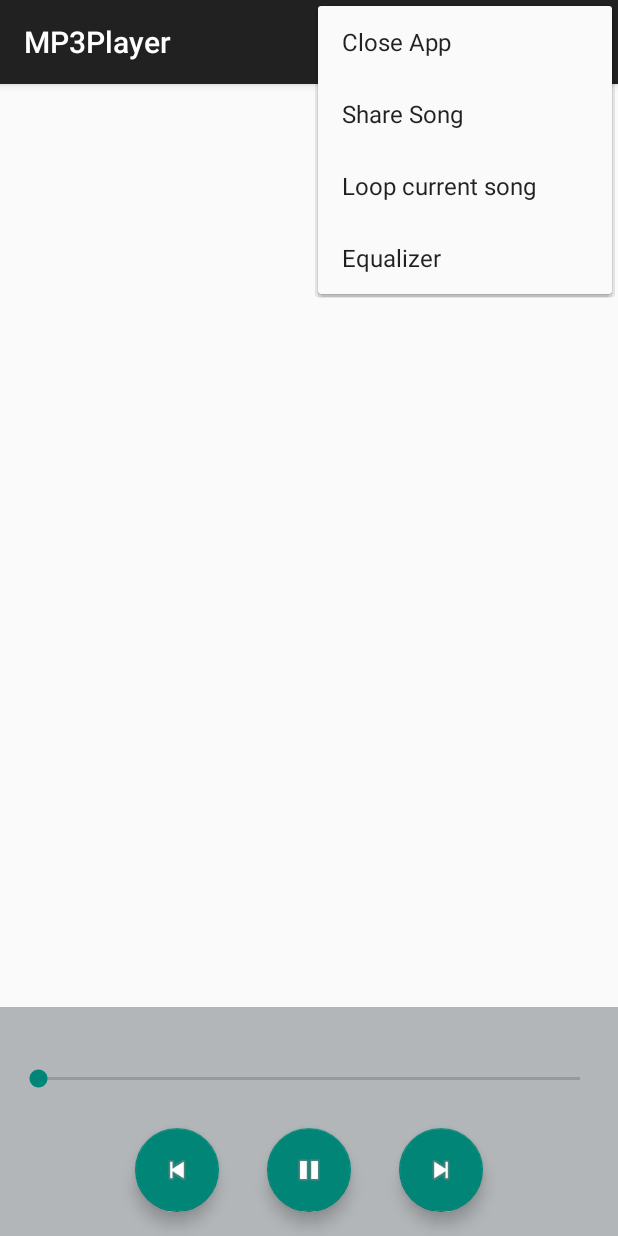
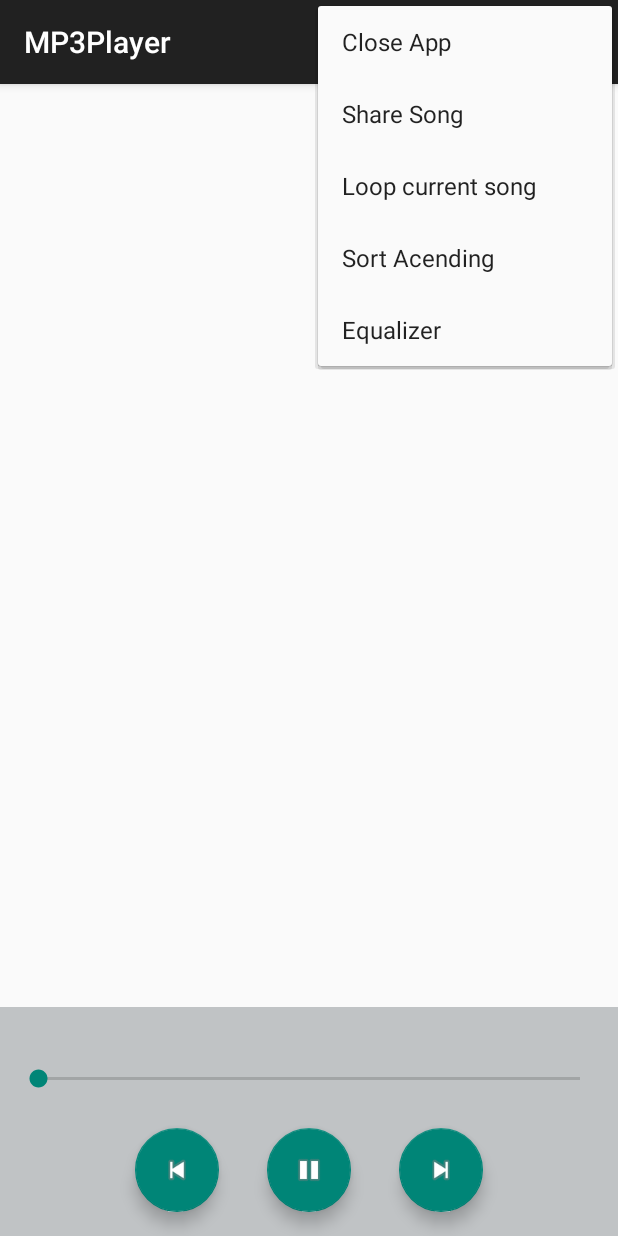
Before and after one commit to DanielHammerin/MP3Player-v22, an Android app: the screen it shows after launch (MP3Player), with the options menu open, on a phone screen of 412 x 824 dp. Run offline under Robolectric (Android 15) with nearby library versions, the phone set to English and light mode, and no system bars; 12 statements that could not run were skipped.

Commit message:
Fixed playlist referencing main "all songs" playlist index. Playlist next and prev now works Changed layout to have transparency in the play/pause, next/prev button bars. Looks dank. Added sortfunction for playlist in order of song name.
ToDo:
Fix addplaylist listview not highlighting multiple items. (Damn custom adapter).
Fix onLongClickListener in navmenu for options to change shit in the playlists.

```diff
--- a/app/src/main/java/dv606/mp3player/AddPlaylistActivity.java
+++ b/app/src/main/java/dv606/mp3player/AddPlaylistActivity.java
@@ -40,7 +40,11 @@ public class AddPlaylistActivity extends AppCompatActivity {
     private String playlistName;
     public static boolean isAdded;
     public EditText searchBar;
-
+    /*
+    public AddPlaylistActivity(ArrayList<Song> existingSongs) {
+        this.newPlaylistSongsArray = existingSongs;
+    }
+    */
 
     @Override
     protected void onCreate(Bundle savedInstance) {
--- a/app/src/main/java/dv606/mp3player/MP3Player.java
+++ b/app/src/main/java/dv606/mp3player/MP3Player.java
@@ -26,6 +26,7 @@ import android.support.v4.widget.DrawerLayout;
 import android.support.v7.app.AlertDialog;
 import android.support.v7.app.AppCompatActivity;
 import android.support.v7.internal.view.menu.MenuView;
+import android.view.LayoutInflater;
 import android.view.Menu;
 import android.view.MenuInflater;
 import android.view.MenuItem;
@@ -38,11 +39,14 @@ import android.widget.TextView;
 import android.widget.Toast;
 
 import com.google.gson.Gson;
+import com.google.gson.internal.bind.ReflectiveTypeAdapterFactory;
 import com.google.gson.reflect.TypeToken;
 
 import java.io.IOException;
 import java.lang.reflect.Type;
 import java.util.ArrayList;
+import java.util.Collections;
+import java.util.Comparator;
 import java.util.Locale;
 import java.util.concurrent.TimeUnit;
 
@@ -116,6 +120,7 @@ public class MP3Player extends AppCompatActivity
         listView = (ListView) findViewById(R.id.list_view);
         listView.setTextFilterEnabled(true);
         songs = songList();
+        setCurrentSongList(songs);
 
         adapter = new PlayListAdapter(this, this, songs);
 
@@ -141,7 +146,7 @@ public class MP3Player extends AppCompatActivity
                 //}
                 adapter.setCurrentSongPos(pos);
                 currentSongView = view;
-                musicservice.play(songs.get(pos));
+                musicservice.play(getCurrentSongList().get(pos));
                 view.setSelected(true);
                 playPauseButton.setImageDrawable(ResourcesCompat.getDrawable(getResources(), android.R.drawable.ic_media_pause, null));
                 //currentSongView.setBackgroundColor(Color.parseColor("#ff9966"));
@@ -158,21 +163,51 @@ public class MP3Player extends AppCompatActivity
                 updateSongList(navigationView.indexOfChild(v));
             }
         });
-
-        /*
+/*
+        /**
+         *  Loop for setting onLongClickListener on all navMenu items.
+         * /
         for (int i = 2; i < navigationMenu.size(); i++) {
-            MenuItem navMenuItem = navigationMenu.getItem(i);
+            //MenuItem navMenuItem = navigationMenu.getItem(i);
+            final View navMenuItem = new View((Context) navigationMenu.getItem(i));
             navMenuItem.setOnLongClickListener(new View.OnLongClickListener() {
                 @Override
                 public boolean onLongClick(View v) {
+                    final int viewId = i;
                     final AlertDialog.Builder builder = new AlertDialog.Builder(MP3Player.this);
                     //builder.setTitle("Pick a color");
-                    final CharSequence options[] = new CharSequence[] {"Add Songs", "Delete Playlist"};
+                    final CharSequence options[] = new CharSequence[] {"Add Songs", "Delete Playlist", "Rename Playlist"};
                     builder.setItems(options, new DialogInterface.OnClickListener() {
                         @Override
                         public void onClick(DialogInterface dialog, int which) {
                             if (which == 0) {
+                                Intent intent = new Intent(MP3Player.this, AddPlaylistActivity.class);
+                                startActivityForResult(intent, 3);
+                            }
+                            else if (which == 1){
 
+                            }
+                            else {
+                                final AlertDialog.Builder inputAlert = new AlertDialog.Builder(MP3Player.this);
+                                inputAlert.setTitle("Playlist Name:");
+                                //inputAlert.setMessage("We need your name to proceed");
+                                final EditText userInput = new EditText(MP3Player.this);
+                                inputAlert.setView(userInput);
+                                inputAlert.setPositiveButton("Ok", new DialogInterface.OnClickListener() {
+                                    @Override
+                                    public void onClick(DialogInterface dialog, int which) {
+                                        navMenuItem.inflate(MP3Player.this, viewId, null).setTe = userInput.getText().toString();
+                                        createPlaylist(playlistName, newPlaylistSongsArray);
+                                    }
+                                });
+                                inputAlert.setNegativeButton("Cancel", new DialogInterface.OnClickListener() {
+                                    @Override
+                                    public void onClick(DialogInterface dialog, int which) {
+                                        dialog.dismiss();
+                                    }
+                                });
+                                AlertDialog alertDialog = inputAlert.create();
+                                alertDialog.show();
                             }
                         }
                     });
@@ -181,21 +216,42 @@ public class MP3Player extends AppCompatActivity
                     return true;
                 }
             });
+            navigationMenu.getItem(i).setActionView(navMenuItem);
         }
         */
 
     }
 
+    /**
+     * Getter for currently playing songlist.
+     * @return
+     */
+    public static ArrayList<Song> getCurrentSongList() {
+        return currentPlaylist;
+    }
+
+    /**
+     * Setter for currently playing songlist.
+     * @param songList
+     */
+    public static void setCurrentSongList(ArrayList<Song> songList) {
+        currentPlaylist = songList;
+    }
+
+    /**
+     * Method for getting all songs playlist.
+     */
     public void allSongs() {
-        adapter = new PlayListAdapter(this, this, songs);
+        adapter = new PlayListAdapter(this, this, getCurrentSongList());
         listView.setAdapter(adapter);
+        adapter.notifyDataSetChanged();
     }
 
     /**
      * This method updates the songlist array for the playlist selected in the
      * navigation view bar.
      * It sets the playlist and adapter to the songs in the playlist.
-     * @param pos
+     * @param pos, the index in the navigation view.
      */
     public void updateSongList(int pos) {
         String playListsInMenu = prefs.getString("PLAYLISTS", null);
@@ -250,12 +306,15 @@ public class MP3Player extends AppCompatActivity
         }
         System.out.println(playListTobeOpened.getSongsInPlayList().size());
         */
-        currentPlaylist = playListTobeOpened.getSongsInPlayList();
-        adapter = new PlayListAdapter(this, this, currentPlaylist);
+        setCurrentSongList(playListTobeOpened.getSongsInPlayList());
+        adapter = new PlayListAdapter(this, this, getCurrentSongList());
+        listView.setAdapter(adapter);
         adapter.notifyDataSetChanged();
-        listView.setAdapter(adapter);
     }
 
+    /**
+     * Method for updating the shared preferences when storing or deleting or editing playlists.
+     */
     public void updatePreferences() {
         String playListsInMenu = prefs.getString("PLAYLISTS", null);
         System.out.println(playListsInMenu);
@@ -289,6 +348,9 @@ public class MP3Player extends AppCompatActivity
         }
     }
 
+    /**
+     * Method for updating the position of the seekbar.
+     */
     public void updateSeekBar() {
         seekBar.setProgress(0);
         final Handler mHandler = new Handler();
@@ -323,6 +385,10 @@ public class MP3Player extends AppCompatActivity
         });
     }
 
+    /**
+     * The service connection between the mp3 main activity and the music service.
+     * Also initializes the equalizer.
+     */
     public static ServiceConnection connection = new ServiceConnection() {
         @Override
         public void onServiceConnected(ComponentName name, IBinder service) {
@@ -349,7 +415,11 @@ public class MP3Player extends AppCompatActivity
             equalizer.release();
         }
     };
-
+    /**
+     * onParameter change listener for the equalizer window.
+     * Listens to the changes of the seekbars of the different bands of the
+     * equalizer.
+     */
     public static Equalizer.OnParameterChangeListener EQlistener = new Equalizer.OnParameterChangeListener() {
         @Override
         public void onParameterChange(Equalizer effect, int status, int param1, int param2, int value) {
@@ -367,6 +437,11 @@ public class MP3Player extends AppCompatActivity
         }
     };
 
+    /**
+     * Method for setting the currently playing songs song name and artist.
+     * @param name
+     * @param artist
+     */
     public static void setCurrentSongData(String name, String artist) {
         currSongName.setText(name);
         currSongArtist.setText(artist);
@@ -378,6 +453,11 @@ public class MP3Player extends AppCompatActivity
         appTerminated(isBound, connection);
     }
 
+    /**
+     * Method for onResume of activity.
+     * Binds onClickListeners of the floating actionbuttons for play/pause, prev, next
+     * Also re-initializes the seekbar.
+     */
     @Override
     protected void onResume() {
         super.onResume();
@@ -434,6 +514,10 @@ public class MP3Player extends AppCompatActivity
         });
     }
 
+    /**
+     * Method for handling the action of clicking the play/pause button.
+     * Case: Resume.
+     */
     private void resume() {
         try {
             musicservice.getMediaPlayer().start();
@@ -443,6 +527,10 @@ public class MP3Player extends AppCompatActivity
         }
     }
 
+    /**
+     * Method for handling the action of clicking the play/pause button.
+     * Case: Pause.
+     */
     private void pause() {
         try {
             if (musicservice.getMediaPlayer().isPlaying())
@@ -454,12 +542,15 @@ public class MP3Player extends AppCompatActivity
         }
     }
 
+    /**
+     * Method for handling the action of clicking next song button
+     */
     private void next() {
         try {
             if (musicservice.getMediaPlayer().isPlaying())
                 musicservice.play(musicservice.getCurrentSongPlaying().getNext());
             if(currentSongView != null) {
-                if (currentSongPos == songs.size()-1) {
+                if (currentSongPos == getCurrentSongList().size()-1) {
                     currentSongPos = 0;
                     listView.setSelection(currentSongPos + 10);
                     listView.smoothScrollToPositionFromTop(currentSongPos, 0, 10);
@@ -481,13 +572,16 @@ public class MP3Player extends AppCompatActivity
         }
     }
 
+    /**
+     * Method for handling the action of clicking previous song button.
+     */
     private void previous() {
         try {
             if (musicservice.getMediaPlayer().isPlaying())
                 musicservice.play(musicservice.getCurrentSongPlaying().getPrev());
             if(currentSongView != null) {
                 if (currentSongPos == 0) {
-                    currentSongPos = songs.size()-1;
+                    currentSongPos = getCurrentSongList().size()-1;
                     listView.setSelection(currentSongPos - 10);
                     listView.smoothScrollToPositionFromTop(currentSongPos, 0, 10);
                 }
@@ -509,6 +603,9 @@ public class MP3Player extends AppCompatActivity
         }
     }
 
+    /**
+     * Method for updating the color of the listview item of a song.
+     */
     public static void updateSongColor() {
         if (currentSongPos == songs.size()-1) {
             currentSongPos = 0;
@@ -580,8 +677,17 @@ public class MP3Player extends AppCompatActivity
         return songs;
     }
 
+    /**
+     * Method for handling onActivityResult from intents.
+     * @param requestCode Which intent that has returned data.
+     * @param resultCode Status of operation.
+     * @param data The data that has been returned.
+     */
     @Override
     protected void onActivityResult(int requestCode, int resultCode, final Intent data) {
+        /**
+         * Requestcode for adding a new playlist.
+         */
         if (requestCode == 1) {
             if (resultCode == Activity.RESULT_OK) {
                 String newPlaylistName = data.getStringExtra("playListName");
@@ -645,6 +751,9 @@ public class MP3Player extends AppCompatActivity
                 Toast.makeText(MP3Player.this, "Shit went wrong yo!", Toast.LENGTH_LONG).show();
             }
         }
+        /**
+         * Requestcode for equalizer.
+         */
         else if (requestCode == 2) {
             if (resultCode == Activity.RESULT_OK) {
                 if (musicservice.getMpSessionID() != AudioManager.ERROR) {
@@ -668,6 +777,12 @@ public class MP3Player extends AppCompatActivity
                 Toast.makeText(MP3Player.this, "Couldn't set equalizer.", Toast.LENGTH_LONG).show();
             }
         }
+        /**
+         * Requestcode for adding songs to already existing playlist.
+         */
+        else if (requestCode == 3) {
+
+        }
     }
 
     @Override
@@ -677,6 +792,11 @@ public class MP3Player extends AppCompatActivity
         return super.onCreateOptionsMenu(menu);
     }
 
+    /**
+     * Main side menu method for handling playlist selection or creation.
+     * @param menuItem
+     * @return
+     */
     @Override
     public boolean onNavigationItemSelected(MenuItem menuItem) {
         int id = menuItem.getItemId();
@@ -688,6 +808,7 @@ public class MP3Player extends AppCompatActivity
             return true;
         }
         else if (id == R.id.allSongs) {
+            setCurrentSongList(songs);
             allSongs();
         }
         else {
@@ -699,8 +820,12 @@ public class MP3Player extends AppCompatActivity
         return true;
     }
 
-
-
+    /**
+     * Method for options in the top right action menu for closing app, sharing song,
+     * looping song, equalizer or sorting songlist.
+     * @param item
+     * @return
+     */
     @Override
     public boolean onOptionsItemSelected(MenuItem item) {
         int id = item.getItemId();
@@ -736,10 +861,43 @@ public class MP3Player extends AppCompatActivity
             else {
                 Toast.makeText(this, "No default equalizer on device.", Toast.LENGTH_SHORT).show();
             }
+        } else if (id == R.id.SortList) {
+            sortPlaylist(item);
         }
         return super.onOptionsItemSelected(item);
     }
 
+    /**
+     * Sorts currently playing playlist according to song name, depending on the
+     * string in the menu, sort acending or decending.
+     * @param item
+     */
+    public void sortPlaylist(MenuItem item) {
+        if (item.getTitle().toString().equals("Sort Acending")) {
+            Collections.sort(getCurrentSongList(), new Comparator<Song>() {
+                @Override
+                public int compare(Song lhs, Song rhs) {
+                    return lhs.getName().compareTo(rhs.getName());
+                }
+            });
+            item.setTitle("Sort Decending");
+        }
+        else if (item.getTitle().toString().equals("Sort Decending")) {
+            Collections.sort(getCurrentSongList(), new Comparator<Song>() {
+                @Override
+                public int compare(Song lhs, Song rhs) {
+                    return rhs.getName().compareTo(lhs.getName());
+                }
+            });
+            item.setTitle("Sort Acending");
+        }
+        adapter.notifyDataSetChanged();
+    }
+
+    /**
+     * Method for enabling loop of the currently playing song.
+     * @param item
+     */
     private void loopSong(MenuItem item) {
         if (item.getTitle().toString().equals("Loop current song")) {
             loopingRealNext = musicservice.getCurrentSongPlaying().getNext();
@@ -756,7 +914,6 @@ public class MP3Player extends AppCompatActivity
         if (b && c != null && musicservice != null) {
             musicservice.unbindService(c);
             musicservice.stopSelf();
-
         }
         //musicservice.stopForeground(true);
     }
--- a/app/src/main/res/layout/activity_mp3_player.xml
+++ b/app/src/main/res/layout/activity_mp3_player.xml
@@ -29,14 +29,14 @@
                 android:layout_width="match_parent"
                 android:layout_height="match_parent"
                 android:id="@+id/listContainer"
-                android:layout_above="@+id/currentSongName"
+
                 >
                 <ListView
                     android:id="@+id/list_view"
                     android:layout_width="match_parent"
                     android:layout_height="match_parent"
                     android:clipToPadding="false"
-                    android:paddingBottom="@dimen/activity_vertical_margin"
+                    android:paddingBottom="160dp"
                     android:paddingLeft="@dimen/activity_horizontal_margin"
                     android:paddingRight="@dimen/activity_horizontal_margin"
                     android:paddingTop="@dimen/activity_vertical_margin"
@@ -47,7 +47,7 @@
                 android:layout_above="@+id/currentSongArtist"
                 android:layout_width="match_parent"
                 android:layout_height="wrap_content"
-                android:background="#B2B6B8"
+                android:background="#CCB2B6B8"
                 android:gravity="center_horizontal"
                 android:text=""
                 />
@@ -57,7 +57,7 @@
                 android:layout_width="match_parent"
                 android:layout_height="wrap_content"
                 android:gravity="center_horizontal"
-                android:background="#B2B6B8"
+                android:background="#CCB2B6B8"
                 android:text=""
                 />
             <LinearLayout
@@ -67,14 +67,13 @@
                 android:layout_height="wrap_content"
                 android:orientation="horizontal"
                 android:gravity="center_horizontal"
-                android:background="#B2B6B8"
+                android:background="#CCB2B6B8"
                 android:weightSum="1"
                 >
                 <TextView
                     android:id="@+id/currentSongTime"
                     android:layout_width="wrap_content"
                     android:layout_height="wrap_content"
-                    android:background="#B2B6B8"
                     android:gravity="center_horizontal"
                     android:paddingTop="6.5sp"
                     />
@@ -89,7 +88,6 @@
                     android:id="@+id/songLength"
                     android:layout_width="wrap_content"
                     android:layout_height="wrap_content"
-                    android:background="#B2B6B8"
                     android:gravity="center_horizontal"
                     />
 
@@ -103,7 +101,7 @@
                 android:layout_height="wrap_content"
                 android:gravity="center_horizontal"
                 android:weightSum="3"
-                android:background="#B2B6B8"
+                android:background="#CCB2B6B8"
                 >
 
                 <android.support.design.widget.FloatingActionButton
--- a/app/src/main/res/menu/menu_mp3_player.xml
+++ b/app/src/main/res/menu/menu_mp3_player.xml
@@ -18,6 +18,11 @@
         android:title="Loop current song"
         app:showAsAction="never" />
     <item
+        android:id="@+id/SortList"
+        android:orderInCategory="100"
+        android:title="Sort Acending"
+        app:showAsAction="never" />
+    <item
         android:id="@+id/equalizer"
         android:orderInCategory="100"
         android:title="Equalizer"
```
Also changed, not shown: 1 other file.
